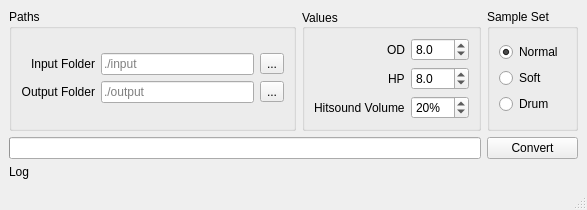
Before: the Qt Designer form gui.ui in IceDynamix/qua2osu, drawn with Qt 5.
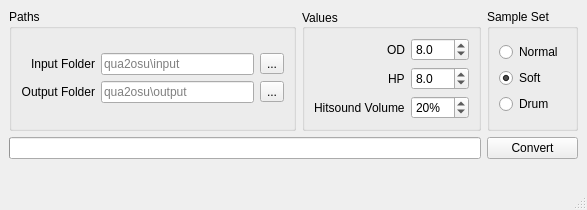
After: the same form once the commit is applied.

Commit message: Connect conversion with GUI

Patch:
```diff
--- a/gui.ui
+++ b/gui.ui
@@ -162,7 +162,7 @@
             <string>Normal</string>
            </property>
            <property name="checked">
-            <bool>true</bool>
+            <bool>false</bool>
            </property>
           </widget>
          </item>
@@ -171,6 +171,9 @@
            <property name="text">
             <string>Soft</string>
            </property>
+           <property name="checked">
+            <bool>true</bool>
+           </property>
           </widget>
          </item>
          <item>
@@ -199,7 +202,7 @@
             <locale language="English" country="UnitedStates"/>
            </property>
            <property name="placeholderText">
-            <string>./output</string>
+            <string>qua2osu\output</string>
            </property>
           </widget>
          </item>
@@ -258,7 +261,7 @@
             <locale language="English" country="UnitedStates"/>
            </property>
            <property name="placeholderText">
-            <string>./input</string>
+            <string>qua2osu\input</string>
            </property>
           </widget>
          </item>
@@ -293,7 +296,13 @@
     <item row="2" column="0" colspan="3">
      <widget class="QLabel" name="logLabel">
       <property name="text">
-       <string>Log</string>
+       <string/>
+      </property>
+      <property name="alignment">
+       <set>Qt::AlignLeading|Qt::AlignLeft|Qt::AlignTop</set>
+      </property>
+      <property name="wordWrap">
+       <bool>true</bool>
       </property>
      </widget>
     </item>
```
Left out of the diff: 5 changed lines with no effect on the pictures. The commit also changes 3 other files.
